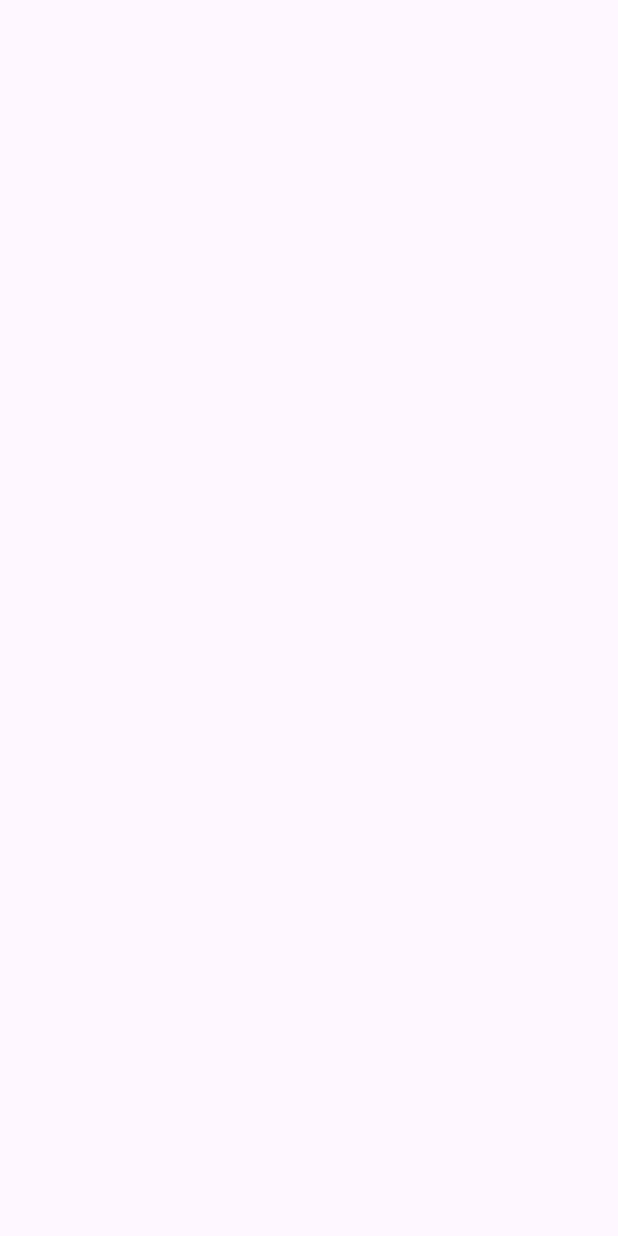
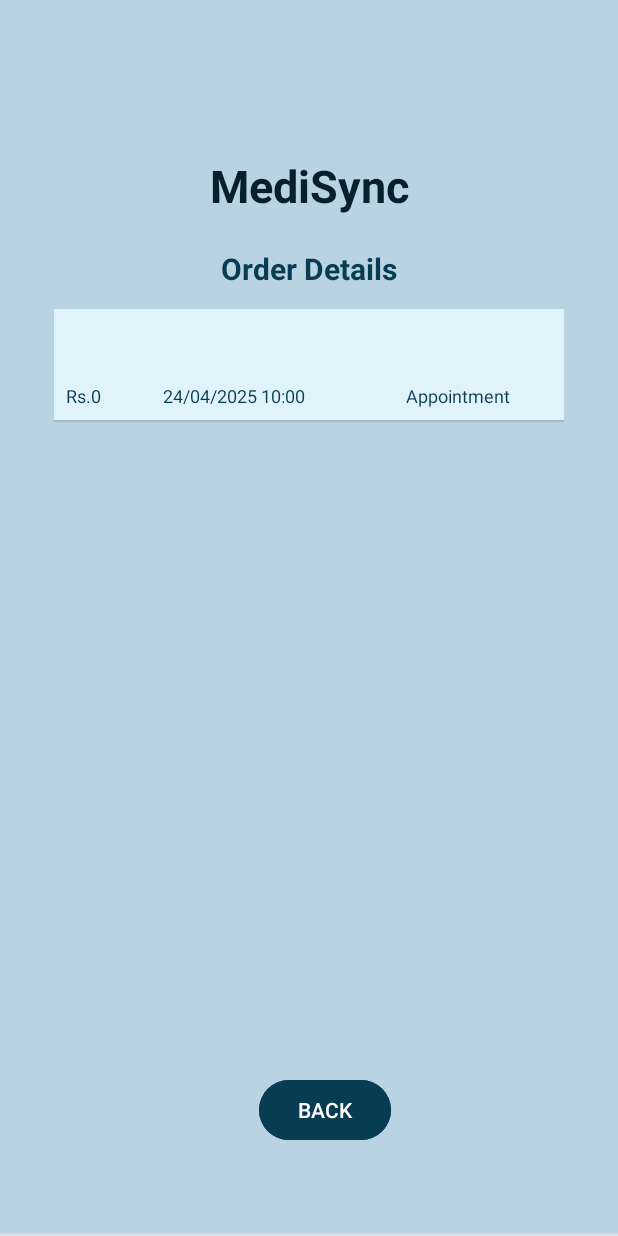
Before and after one commit to tahoorasma/MediSync, an Android app: the OrderDetailsActivity screen opened directly, with no data from a screen before it, on a phone screen of 412 x 824 dp. Before the commit the screen is empty. Run offline under Robolectric (Android 15) with nearby library versions, the phone set to English and light mode, and no system bars.

Commit message:
Order details activity

```diff
--- a/app/src/main/java/com/example/medisync/BookAppointmentActivity.java
+++ b/app/src/main/java/com/example/medisync/BookAppointmentActivity.java
@@ -86,7 +86,7 @@ public class BookAppointmentActivity extends AppCompatActivity {
                     Toast.makeText(getApplicationContext(), "Appointment already booked", Toast.LENGTH_LONG).show();
                 } else {
                     // Book the appointment
-                    db.addOrder(username, title + "=>" + fullname, address, contactno, 0, date, time, feeValue, "appointment");
+                    db.addOrder(username, fullname, address, contactno, "", date, time, feeValue, "appointment");
                     Toast.makeText(getApplicationContext(), "Your Appointment has been booked Successfully", Toast.LENGTH_LONG).show();
                     startActivity(new Intent(BookAppointmentActivity.this, HomeActivity.class));
                 }
--- a/app/src/main/java/com/example/medisync/BuyMedicineBookActivity.java
+++ b/app/src/main/java/com/example/medisync/BuyMedicineBookActivity.java
@@ -39,7 +39,7 @@ public class BuyMedicineBookActivity extends AppCompatActivity {
 
                 Database db = new Database(getApplicationContext());
                 db.addOrder(username,edname.getText().toString(),edaddress.getText().toString(),edcontact.getText().toString(),
-                        Integer.parseInt(edpincode.getText().toString()),date.toString(),"",Float.parseFloat(price[1].toString()),"medicine");
+                        edpincode.getText().toString(),date.toString(),"",Float.parseFloat(price[1].toString()),"medicine");
                 db.removeCart(username,"medicine");
                 Toast.makeText(getApplicationContext(), "Your Booking is Done Successfully.", Toast.LENGTH_LONG).show();
                 startActivity(new Intent(BuyMedicineBookActivity.this,HomeActivity.class));
--- a/app/src/main/java/com/example/medisync/HomeActivity.java
+++ b/app/src/main/java/com/example/medisync/HomeActivity.java
@@ -15,7 +15,6 @@ public class HomeActivity extends Activity {
     protected void onCreate(Bundle savedInstanceState) {
         super.onCreate(savedInstanceState);
         setContentView(R.layout.activity_home);
-
         // Retrieve shared preferences
         SharedPreferences sharedpreferences = getSharedPreferences("shared_prefs", Context.MODE_PRIVATE);
         String username = sharedpreferences.getString("username", ""); // Default value is an empty string
--- a/app/src/main/java/com/example/medisync/LabTestBookActivity.java
+++ b/app/src/main/java/com/example/medisync/LabTestBookActivity.java
@@ -38,7 +38,7 @@ public class LabTestBookActivity extends AppCompatActivity {
                 //edname.setText(username);
 
                 Database db = new Database(getApplicationContext());
-                db.addOrder(username, edname.getText().toString(), edaddress.getText().toString(), edcontact.getText().toString(), Integer.parseInt(edpincode.getText().toString()), date.toString(), time.toString(), Float.parseFloat(price[1].toString()), "lab");
+                db.addOrder(username, edname.getText().toString(), edaddress.getText().toString(), edcontact.getText().toString(), edpincode.getText().toString(), date.toString(), time.toString(), Float.parseFloat(price[1].toString()), "lab");
                 db.removeCart(username, "lab");
                 Toast.makeText(getApplicationContext(), "Your order has been placed successfully", Toast.LENGTH_LONG).show();
                 startActivity(new Intent(LabTestBookActivity.this, HomeActivity.class));
--- a/app/src/main/java/com/example/medisync/LoginActivity.java
+++ b/app/src/main/java/com/example/medisync/LoginActivity.java
@@ -21,6 +21,10 @@ public class LoginActivity extends Activity {
     protected void onCreate(Bundle savedInstanceState) {
         super.onCreate(savedInstanceState);
         setContentView(R.layout.activity_login);
+
+        //Database db = new Database(getApplicationContext());
+        //db.deleteUserData("tahoor");
+
         edUsername = findViewById(R.id.editTextLoginUsername);
         edPassword = findViewById(R.id.editTextLoginPassword);
         btnLogin = findViewById(R.id.buttonLogin);
--- a/app/src/main/java/com/example/medisync/OrderDetailsActivity.java
+++ b/app/src/main/java/com/example/medisync/OrderDetailsActivity.java
@@ -1,6 +1,79 @@
 package com.example.medisync;
 
-import android.app.Activity;
+import android.content.Context;
+import android.content.Intent;
+import android.content.SharedPreferences;
+import android.os.Bundle;
+import android.view.View;
+import android.widget.Button;
+import android.widget.ListView;
+import android.widget.SimpleAdapter;
+import androidx.appcompat.app.AppCompatActivity;
+import java.util.ArrayList;
+import java.util.HashMap;
 
-public class OrderDetailsActivity extends Activity {
+public class OrderDetailsActivity extends AppCompatActivity {
+    private String[][] order_details = {};
+
+    HashMap<String,String> item;
+    ArrayList list;
+    SimpleAdapter sa;
+    ListView lst;
+    Button btn;
+    @Override
+    protected void onCreate(Bundle savedInstanceState) {
+        super.onCreate(savedInstanceState);
+        setContentView(R.layout.activity_order_details);
+
+        btn = findViewById(R.id.buttonBMBack);
+        lst = findViewById(R.id.listViewOD);
+
+        btn.setOnClickListener(new View.OnClickListener() {
+            @Override
+            public void onClick(View view) {
+                startActivity(new Intent(OrderDetailsActivity.this,HomeActivity.class));
+            }
+        });
+        Database db = new Database(getApplicationContext());
+        SharedPreferences sharedPreferences = getSharedPreferences("shared_prefs", Context.MODE_PRIVATE);
+        String username = sharedPreferences.getString("username","").toString();
+        ArrayList dbData = db.getOrderData(username);
+
+        order_details = new String[dbData.size()][];
+        for (int i=0;i<order_details.length;i++) {
+            order_details[i] = new String[5];
+            String arrData = dbData.get(i).toString();
+            String[] strData = arrData.split(java.util.regex.Pattern.quote("$"));
+            if (strData[7].compareTo("appointment") == 0) {
+                order_details[i][0] = strData[0];
+            } else {order_details[i][0] = "Home Delivery";}
+            if (strData[7].compareTo("appointment") == 0) {
+                order_details[i][1] = strData[1];
+            } else {order_details[i][1] = "Address: " + strData[1] + ", " + strData[3];}
+            order_details[i][2]= "Rs."+strData[6];
+            if (strData[7].compareTo("medicine") == 0) {
+                order_details[i][3] = strData[4];
+            } else {order_details[i][3] = strData[4] + " " + strData[5];}
+            if (strData[7].compareTo("lab") == 0) {
+                order_details[i][4]= "Lab Tests";
+            } else if (strData[7].compareTo("appointment") == 0) {
+                order_details[i][4]= "Appointment";
+            } else {order_details[i][4]= "Medicine";}
+        }
+        list = new ArrayList<>();
+        for (int i = 0;i<order_details.length;i++){
+            item = new HashMap<String , String>();
+            item.put("line1",order_details[i][0]);
+            item.put("line2",order_details[i][1]);
+            item.put("line3",order_details[i][2]);
+            item.put("line4",order_details[i][3]);
+            item.put("line5",order_details[i][4]);
+            list.add(item);
+        }
+        sa = new SimpleAdapter(this, list,
+                R.layout.multi_lines,
+                new String[]{"line1", "line2", "line3", "line4", "line5"},
+                new int[]{R.id.line_a, R.id.line_b, R.id.line_c, R.id.line_d, R.id.line_e,});
+        lst.setAdapter(sa);
+    }
 }
--- a/app/src/main/res/layout/activity_buy_medicine_book.xml
+++ b/app/src/main/res/layout/activity_buy_medicine_book.xml
@@ -33,7 +33,7 @@
         android:hint="@string/contact_number1"
         android:importantForAutofill="no"
         android:inputType="numberDecimal"
-        android:maxLength="10"
+        android:maxLength="11"
         android:paddingStart="20dp"
         android:paddingTop="10dp"
         android:paddingEnd="10dp"
@@ -54,9 +54,9 @@
         android:drawableStart="@android:drawable/ic_menu_mylocation"
         android:drawablePadding="10dp"
         android:ems="10"
-        android:hint="@string/pin_code"
+        android:hint="City"
         android:importantForAutofill="no"
-        android:inputType="numberDecimal"
+        android:inputType="text"
         android:maxLength="6"
         android:paddingStart="20dp"
         android:paddingTop="10dp"
--- a/app/src/main/res/layout/activity_lab_test_book.xml
+++ b/app/src/main/res/layout/activity_lab_test_book.xml
@@ -16,7 +16,7 @@
         android:drawableLeft="@android:drawable/ic_menu_mylocation"
         android:drawablePadding="10dp"
         android:ems="10"
-        android:hint="Pin Code"
+        android:hint="City"
         android:inputType="text"
         android:paddingLeft="20dp"
         android:paddingTop="10dp"
@@ -90,7 +90,6 @@
         android:background="@drawable/input_bg"
         android:drawableLeft="@drawable/address"
         android:drawableTint="@color/white"
-        android:drawablePadding="10dp"
         android:ems="10"
         android:hint="Address"
         android:inputType="text"
@@ -113,6 +112,7 @@
         android:background="@drawable/input_bg"
         android:drawableLeft="@android:drawable/stat_sys_phone_call"
         android:drawablePadding="10dp"
+        android:maxLength="11"
         android:ems="10"
         android:hint="Contact Number"
         android:inputType="textEmailAddress"
--- a/app/src/main/res/layout/activity_order_details.xml
+++ b/app/src/main/res/layout/activity_order_details.xml
@@ -13,22 +13,23 @@
         android:layout_width="wrap_content"
         android:layout_height="wrap_content"
         android:layout_marginTop="28dp"
-        android:text="@string/app_name"
-        android:textColor="@color/purple_200"
-        android:textSize="34sp"
+        android:text="MediSync"
+        android:textColor="@color/darkTeal"
+        android:textSize="30sp"
         android:textStyle="bold"
         app:layout_constraintBottom_toBottomOf="parent"
         app:layout_constraintEnd_toEndOf="parent"
+        app:layout_constraintHorizontal_bias="0.5"
         app:layout_constraintStart_toStartOf="parent"
         app:layout_constraintTop_toTopOf="parent"
-        app:layout_constraintVertical_bias="0.008" />
+        app:layout_constraintVertical_bias="0.1" />
 
     <TextView
         android:id="@+id/textViewODTitle"
         android:layout_width="wrap_content"
         android:layout_height="wrap_content"
-        android:text="@string/order_details1"
-        android:textColor="@color/colorWhite"
+        android:text="@string/order_details"
+        android:textColor="@color/teal"
         android:textSize="20sp"
         android:textStyle="bold"
         app:layout_constraintBottom_toBottomOf="parent"
@@ -36,20 +37,6 @@
         app:layout_constraintStart_toStartOf="parent"
         app:layout_constraintTop_toBottomOf="@+id/textView_Title"
         app:layout_constraintVertical_bias="0.033" />
-
-    <Button
-        android:id="@+id/buttonBMBack"
-        android:layout_width="wrap_content"
-        android:layout_height="wrap_content"
-        android:layout_marginBottom="44dp"
-        android:background="@drawable/btn_bg"
-        android:backgroundTint="#03A9F4"
-        android:text="@string/back"
-        android:textColor="@color/colorWhite"
-        app:layout_constraintBottom_toBottomOf="parent"
-        app:layout_constraintEnd_toEndOf="parent"
-        app:layout_constraintHorizontal_bias="0.532"
-        app:layout_constraintStart_toStartOf="parent" />
 
     <ListView
         android:id="@+id/listViewOD"
@@ -61,4 +48,17 @@
         app:layout_constraintTop_toBottomOf="@+id/textViewODTitle"
         app:layout_constraintVertical_bias="0.321" />
 
+    <Button
+        android:id="@+id/buttonBMBack"
+        android:layout_width="wrap_content"
+        android:layout_height="wrap_content"
+        android:layout_marginBottom="60dp"
+        android:backgroundTint="@color/teal"
+        android:text="@string/back"
+        android:textColor="@color/white"
+        app:layout_constraintBottom_toBottomOf="parent"
+        app:layout_constraintEnd_toEndOf="parent"
+        app:layout_constraintHorizontal_bias="0.532"
+        app:layout_constraintStart_toStartOf="parent" />
+
 </androidx.constraintlayout.widget.ConstraintLayout>
--- a/app/src/main/res/values/strings.xml
+++ b/app/src/main/res/values/strings.xml
@@ -15,7 +15,7 @@
     <string name="buy_medicine">BUY MEDICINE</string>
     <string name="find_doctor">FIND DOCTOR</string>
     <string name="health_articles">HEALTH ARTICLES</string>
-    <string name="order_details">ORDER DETAILS</string>
+    <string name="order_details">Order Details</string>
     <string name="log_out">LOG OUT</string>
     <string name="top_doctors">Top Doctors</string>
     <string name="family_physicians">FAMILY PHYSICIANS</string>
```
Also changed, not shown: app/src/main/java/com/example/medisync/Database.java (+14 -4 lines).
